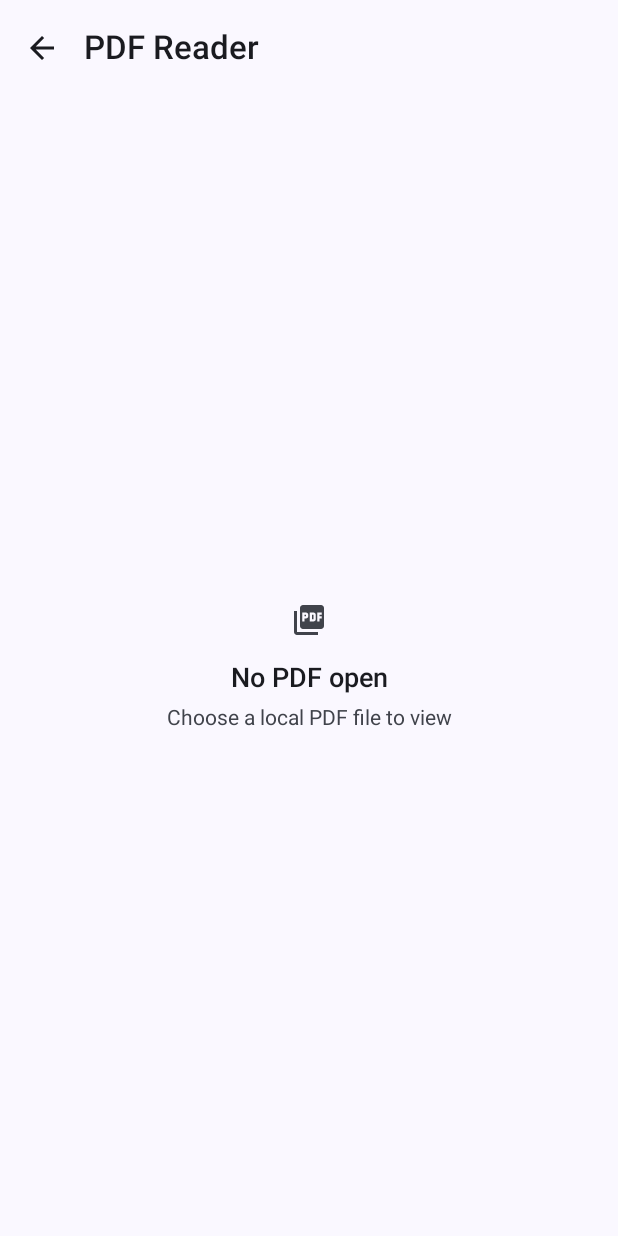
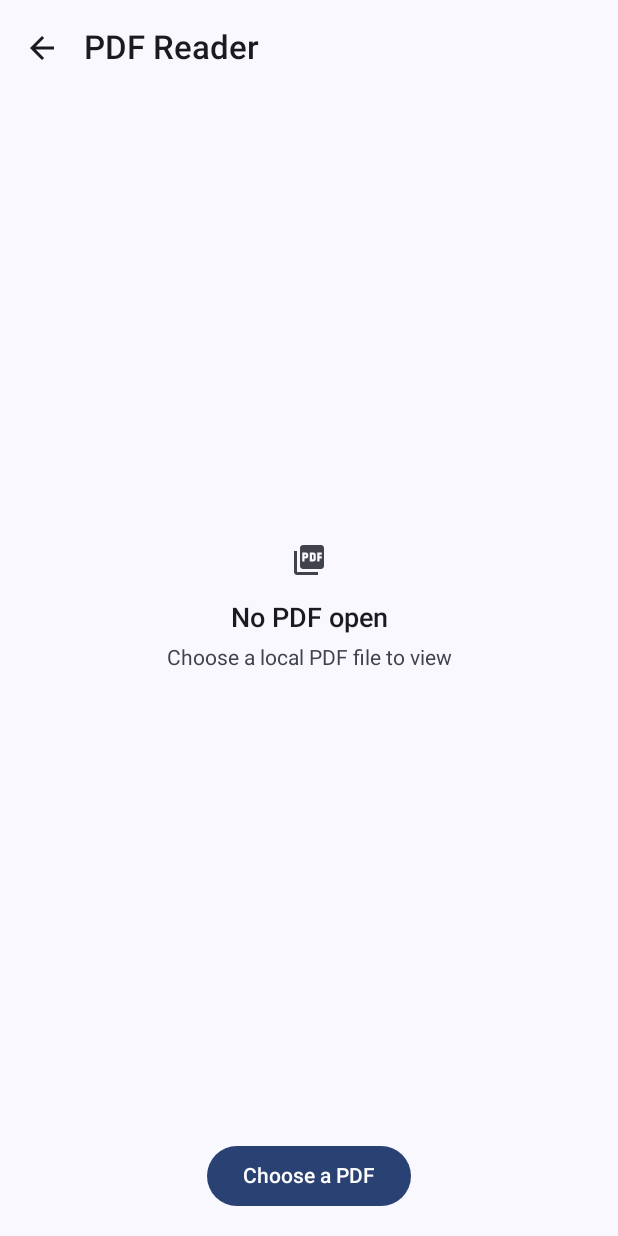
Before and after one commit to denhamd2/aegis, an Android app built with Jetpack Compose: the composable PdfViewerScreen called with empty values, on a phone screen of 412 x 824 dp. Run offline under Robolectric (Android 15) with nearby library versions, the phone set to English and light mode, and no system bars; our stand-ins replace Dagger/Hilt's generated code.

Commit message:
Fix theme toggle, gallery tap-select, PDF picker, and video thumbnails
- Light/dark mode setting never reached the UI: MainActivity always
  called AegisTheme() with no darkTheme override, so it fell back to
  isSystemInDarkTheme() regardless of what Settings had stored. Added
  ThemeViewModel to feed the stored AppTheme into AegisTheme's
  darkTheme param.
- Gallery selection required a long-press with no visible affordance
  for it; a plain tap now toggles selection directly.
- PDF Reader's "Choose a PDF" button was unreachable: EmptyState's
  internal fillMaxSize() ran before the Button in the same Column,
  consuming all the space and leaving nothing for the button. Gave
  EmptyState a weight(1f) instead so the button gets its own space.
- Video thumbnails never rendered in the gallery: the coil-video
  dependency was on the classpath but never wired into an ImageLoader.
  AegisApplication now implements ImageLoaderFactory and registers
  VideoFrameDecoder.

Co-Authored-By: Claude Sonnet 5 <noreply@anthropic.com>
Claude-Session: https://claude.ai/code/session_01FMMhBXqQ94nzvnAsLgJzTM

```diff
--- a/app/src/main/java/com/aegisvault/app/ui/screens/gallery/GalleryScreen.kt
+++ b/app/src/main/java/com/aegisvault/app/ui/screens/gallery/GalleryScreen.kt
@@ -171,9 +171,7 @@ fun GalleryScreen(
                     items = uiState.mediaItems,
                     selectedIds = uiState.selectedIds,
                     selectionModeActive = uiState.selectionModeActive,
-                    onItemClick = { item ->
-                        if (uiState.selectionModeActive) viewModel.toggleSelection(item)
-                    },
+                    onItemClick = viewModel::toggleSelection,
                     onItemLongClick = viewModel::toggleSelection,
                     modifier = Modifier.fillMaxSize(),
                 )
--- a/app/src/main/java/com/aegisvault/app/ui/screens/utilities/pdf/PdfViewerScreen.kt
+++ b/app/src/main/java/com/aegisvault/app/ui/screens/utilities/pdf/PdfViewerScreen.kt
@@ -72,8 +72,13 @@ fun PdfViewerScreen(
     ) { innerPadding ->
         Box(modifier = Modifier.fillMaxSize().padding(innerPadding), contentAlignment = Alignment.Center) {
             when {
-                uiState.uri == null -> Column {
-                    EmptyState(icon = Icons.Filled.PictureAsPdf, title = "No PDF open", subtitle = "Choose a local PDF file to view")
+                uiState.uri == null -> Column(modifier = Modifier.fillMaxSize(), horizontalAlignment = Alignment.CenterHorizontally) {
+                    EmptyState(
+                        icon = Icons.Filled.PictureAsPdf,
+                        title = "No PDF open",
+                        subtitle = "Choose a local PDF file to view",
+                        modifier = Modifier.weight(1f),
+                    )
                     Button(onClick = { picker.launch("application/pdf") }, modifier = Modifier.padding(16.dp)) {
                         Text("Choose a PDF")
                     }
```
Also changed, not shown: app/src/main/java/com/aegisvault/app/AegisApplication.kt (+11 -1 lines), app/src/main/java/com/aegisvault/app/MainActivity.kt (+14 -1 lines), app/src/main/java/com/aegisvault/app/ui/theme/ThemeViewModel.kt (added, +22 -0 lines).
